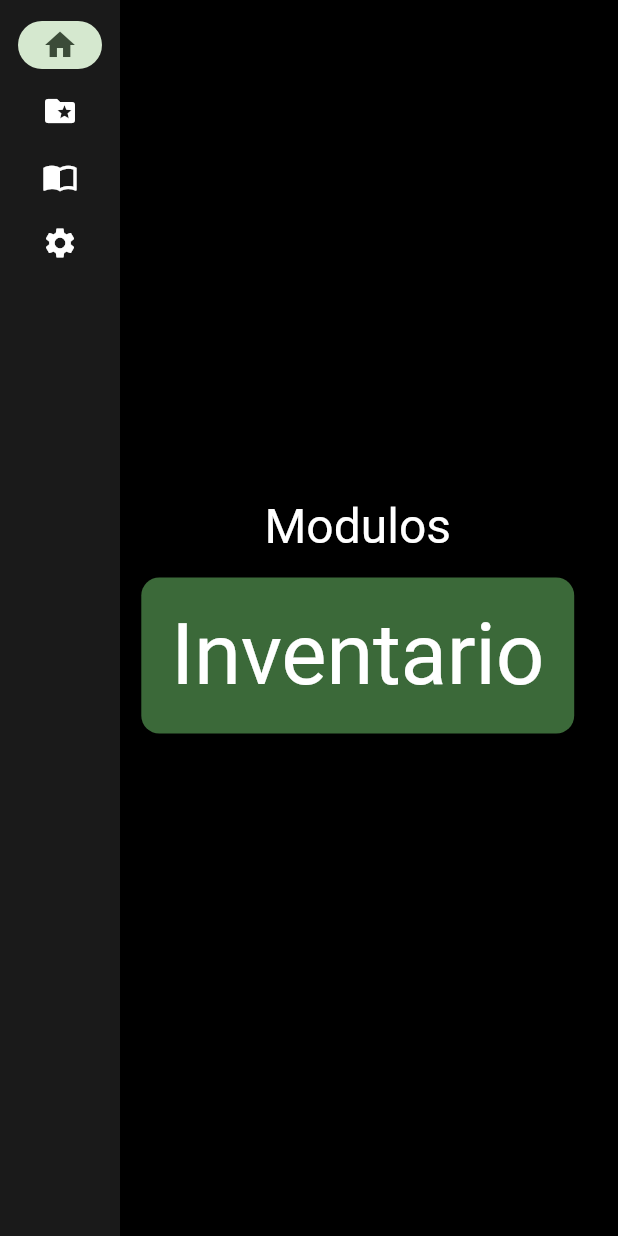
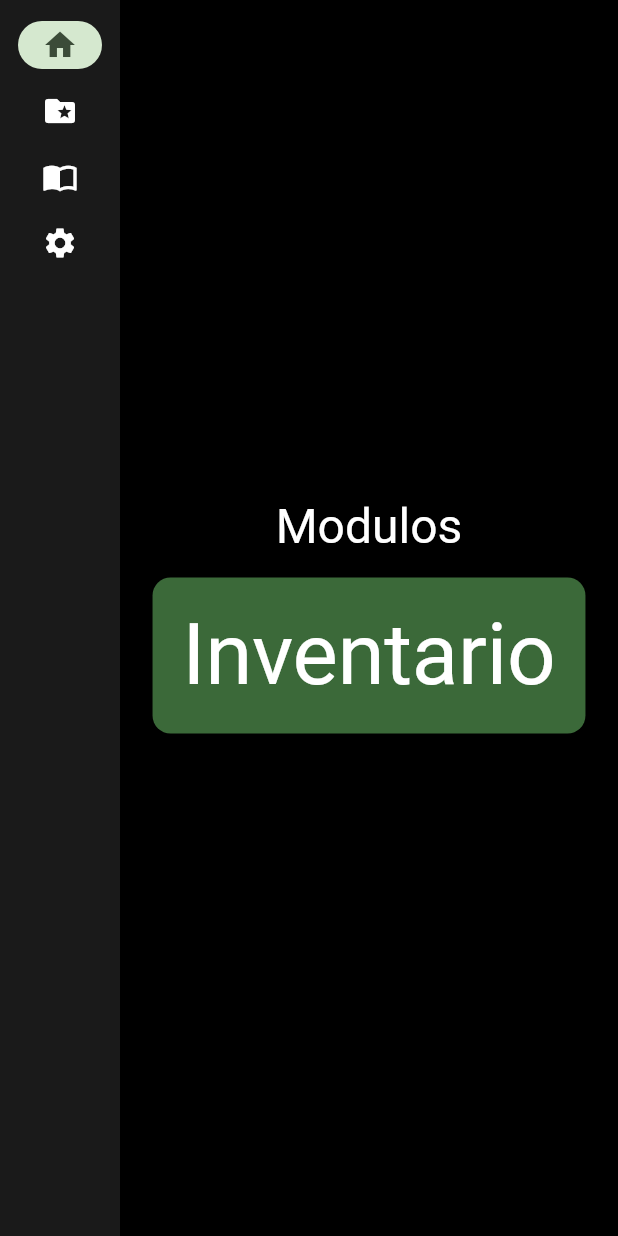
Before and after one commit to jcastano97/app_erp, a Flutter app: the screen it shows after launch, on a phone screen of 412 x 824 dp. Run offline on Flutter 3.47's test engine with Material 3 defaults, Android fonts, the phone set to English and light mode, and no system bars; our stand-ins replace drift, get, get_storage, google_generative_ai, sqlite3_flutter_libs; missing offline and left inert: sqlite3; accounts and stored records are empty; generated files the repository leaves out were written again.

Commit message:
Good practices common page widget

```diff
--- a/lib/language/en_language.dart
+++ b/lib/language/en_language.dart
@@ -19,5 +19,6 @@ class EnLanguage {
     LanguageGlobalVar.no: "No",
     LanguageGlobalVar.modules: "Modules",
     LanguageGlobalVar.inventory: "Inventory",
+    LanguageGlobalVar.gemini: "Gemini",
   };
 }
--- a/lib/language/es_language.dart
+++ b/lib/language/es_language.dart
@@ -20,5 +20,6 @@ class EsLanguage {
     LanguageGlobalVar.no: "No",
     LanguageGlobalVar.modules: "Modulos",
     LanguageGlobalVar.inventory: "Inventario",
+    LanguageGlobalVar.gemini: "Gemini",
   };
 }
--- a/lib/language/language_global_var.dart
+++ b/lib/language/language_global_var.dart
@@ -17,4 +17,5 @@ class LanguageGlobalVar {
   static String no = "no";
   static String modules = "modules";
   static String inventory = "inventory";
+  static String gemini = "gemini";
 }
--- a/lib/service/setting_service.dart
+++ b/lib/service/setting_service.dart
@@ -1,5 +1,4 @@
-import 'package:app/language/language_global_var.dart';
-import 'package:app/routes/app_pages.dart';
+import 'package:app/ui/components/common_menu.dart';
 import 'package:app/utils/const.dart';
 import 'package:flutter/material.dart';
 import 'package:get/get.dart';
@@ -11,21 +10,6 @@ class SettingService extends GetxService {
   late final RxBool darkMode = Const.defaultDarkMode.obs;
   final navigationSelectedIndex = 0.obs;
   final ScrollController scrollController = ScrollController();
-
-  static List<NavigationItem> navigationItemIndex = [
-    NavigationItem(
-        route: Routes.home, icon: Icons.home, label: LanguageGlobalVar.home.tr),
-    NavigationItem(
-        route: Routes.inventory,
-        icon: Icons.folder_special,
-        label: LanguageGlobalVar.inventory.tr),
-    NavigationItem(
-        route: Routes.gemini, icon: Icons.import_contacts, label: 'Gemini'),
-    NavigationItem(
-        route: Routes.setting,
-        icon: Icons.settings,
-        label: LanguageGlobalVar.settings.tr),
-  ];
 
   Future<SettingService> init() async {
     await GetStorage.init();
@@ -49,15 +33,18 @@ class SettingService extends GetxService {
 
   void setNavigationSelectedIndex(int selectedIndex) {
     navigationSelectedIndex.value = selectedIndex;
-    Get.offAllNamed(navigationItemIndex[selectedIndex].route);
+    print(
+        'setNavigationSelectedIndex : ${CommonMenu.navigationItemIndex[selectedIndex]['route'] as String}');
+    Get.offAllNamed(
+        CommonMenu.navigationItemIndex[selectedIndex]['route'] as String);
   }
 
   void goTo(String route) {
-    for (int i = 0; i < navigationItemIndex.length; i++) {
-      var item = navigationItemIndex[i];
-      if (item.route == route) {
+    for (int i = 0; i < CommonMenu.navigationItemIndex.length; i++) {
+      var item = CommonMenu.navigationItemIndex[i];
+      if (item['route'] as String == route) {
         navigationSelectedIndex.value = i;
-        Get.offAllNamed(item.route);
+        Get.offAllNamed(route);
       }
     }
   }
--- /dev/null
+++ b/lib/ui/components/common_menu.dart
@@ -0,0 +1,57 @@
+import 'package:app/language/language_global_var.dart';
+import 'package:app/routes/app_pages.dart';
+import 'package:app/service/setting_service.dart';
+import 'package:flutter/material.dart';
+import 'package:get/get.dart';
+
+class CommonMenu extends StatelessWidget {
+  static List<Map<String, Object>> navigationItemIndex = [
+    {
+      'route': Routes.home,
+      'icon': Icons.home,
+      'label': LanguageGlobalVar.home.tr,
+    },
+    {
+      'route': Routes.inventory,
+      'icon': Icons.folder_special,
+      'label': LanguageGlobalVar.inventory.tr,
+    },
+    {
+      'route': Routes.gemini,
+      'icon': Icons.import_contacts,
+      'label': LanguageGlobalVar.gemini.tr,
+    },
+    {
+      'route': Routes.setting,
+      'icon': Icons.settings,
+      'label': LanguageGlobalVar.settings.tr,
+    },
+  ];
+
+  final settingService = Get.find<SettingService>();
+
+  final double constrainMaxWidth;
+
+  CommonMenu({required this.constrainMaxWidth});
+
+  @override
+  Widget build(BuildContext context) {
+    return SafeArea(
+      child: Obx(
+        () => NavigationRail(
+          extended: constrainMaxWidth >= 600,
+          destinations: navigationItemIndex
+              .map((n) => NavigationRailDestination(
+                    icon: Icon(n['icon'] as IconData?),
+                    label: Text(n['label'] as String),
+                  ))
+              .toList(),
+          selectedIndex: settingService.navigationSelectedIndex.value,
+          onDestinationSelected: (value) {
+            settingService.setNavigationSelectedIndex(value);
+          },
+        ),
+      ),
+    );
+  }
+}
--- a/lib/ui/pages/common_page.dart
+++ b/lib/ui/pages/common_page.dart
@@ -1,4 +1,5 @@
 import 'package:app/service/setting_service.dart';
+import 'package:app/ui/components/common_menu.dart';
 import 'package:flutter/material.dart';
 import 'package:get/get.dart';
 
@@ -10,19 +11,6 @@ final class CommonPage extends StatelessWidget {
     _child = child;
   }
 
-  List<NavigationRailDestination> createDestinations() {
-    var destinations = <NavigationRailDestination>[];
-    for (NavigationItem item in SettingService.navigationItemIndex) {
-      var navigationRail = NavigationRailDestination(
-        icon: Icon(item.icon),
-        label: Text(item.label),
-      );
-      destinations.add(navigationRail);
-      continue;
-    }
-    return destinations;
-  }
-
   @override
   Widget build(BuildContext context) {
     double screenHeight = MediaQuery.of(context).size.height;
@@ -30,17 +18,8 @@ final class CommonPage extends StatelessWidget {
       return Scaffold(
         body: Row(
           children: [
-            Obx(
-              () => SafeArea(
-                child: NavigationRail(
-                  extended: constraints.maxWidth >= 600,
-                  destinations: createDestinations(),
-                  selectedIndex: settingService.navigationSelectedIndex.value,
-                  onDestinationSelected: (value) {
-                    settingService.setNavigationSelectedIndex(value);
-                  },
-                ),
-              ),
+            CommonMenu(
+              constrainMaxWidth: constraints.maxWidth,
             ),
             Expanded(
               child: ConstrainedBox(
@@ -48,7 +27,7 @@ final class CommonPage extends StatelessWidget {
                 child: SingleChildScrollView(
                   controller: settingService.scrollController,
                   physics: const ClampingScrollPhysics(),
-                  padding: const EdgeInsets.only(right: 15),
+                  padding: const EdgeInsets.all(15),
                   child: Container(
                     color: Theme.of(context).scaffoldBackgroundColor,
                     child: _child,
```
